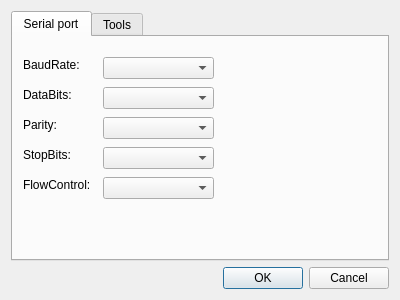
Above: src/settings.ui from hiro-otsuka/AVR_MB_Writer before the change. Below: the same form after it.
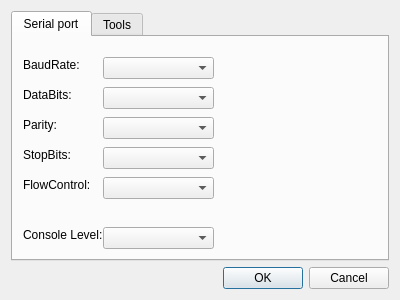
That is the form after the change. The open tabs and pages were chosen to show the change.

Diff of the .ui file:
```diff
--- a/src/settings.ui
+++ b/src/settings.ui
@@ -150,6 +150,29 @@
         </rect>
        </property>
       </widget>
+      <widget class="QLabel" name="lblConsoleLevel">
+       <property name="geometry">
+        <rect>
+         <x>10</x>
+         <y>190</y>
+         <width>81</width>
+         <height>16</height>
+        </rect>
+       </property>
+       <property name="text">
+        <string>Console Level:</string>
+       </property>
+      </widget>
+      <widget class="QComboBox" name="cmbConsoleLevel">
+       <property name="geometry">
+        <rect>
+         <x>90</x>
+         <y>190</y>
+         <width>111</width>
+         <height>22</height>
+        </rect>
+       </property>
+      </widget>
      </widget>
      <widget class="QWidget" name="tabTOOL">
       <attribute name="title">
```
Left out of the diff: 2 changed lines with no effect on the pictures.
